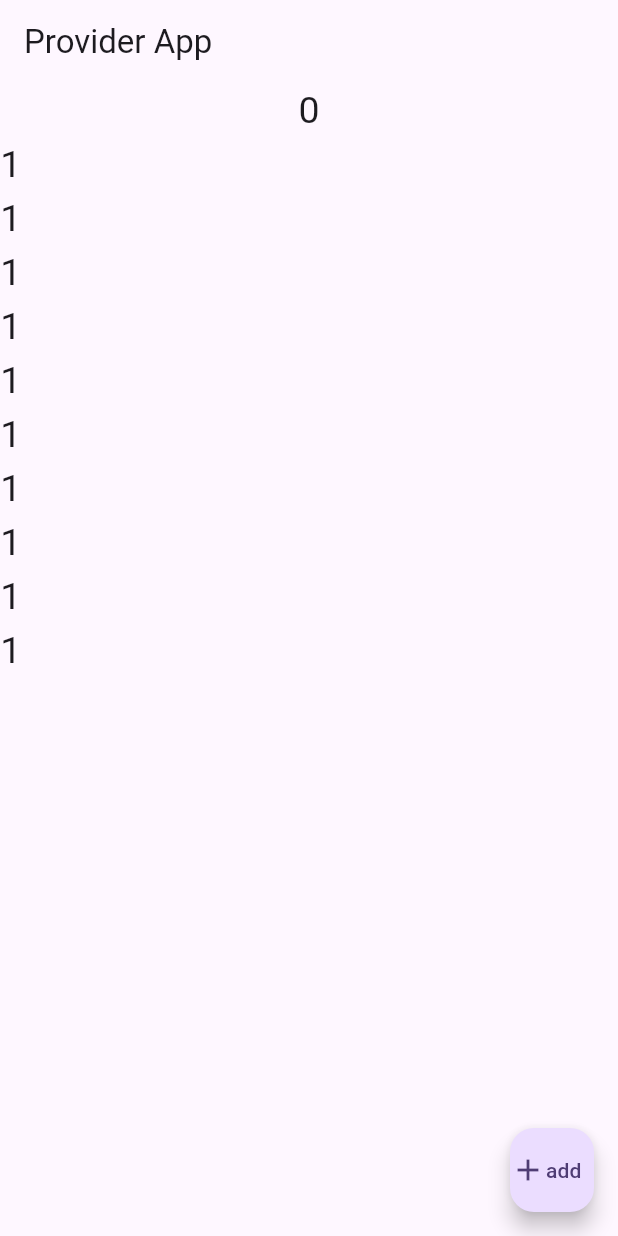
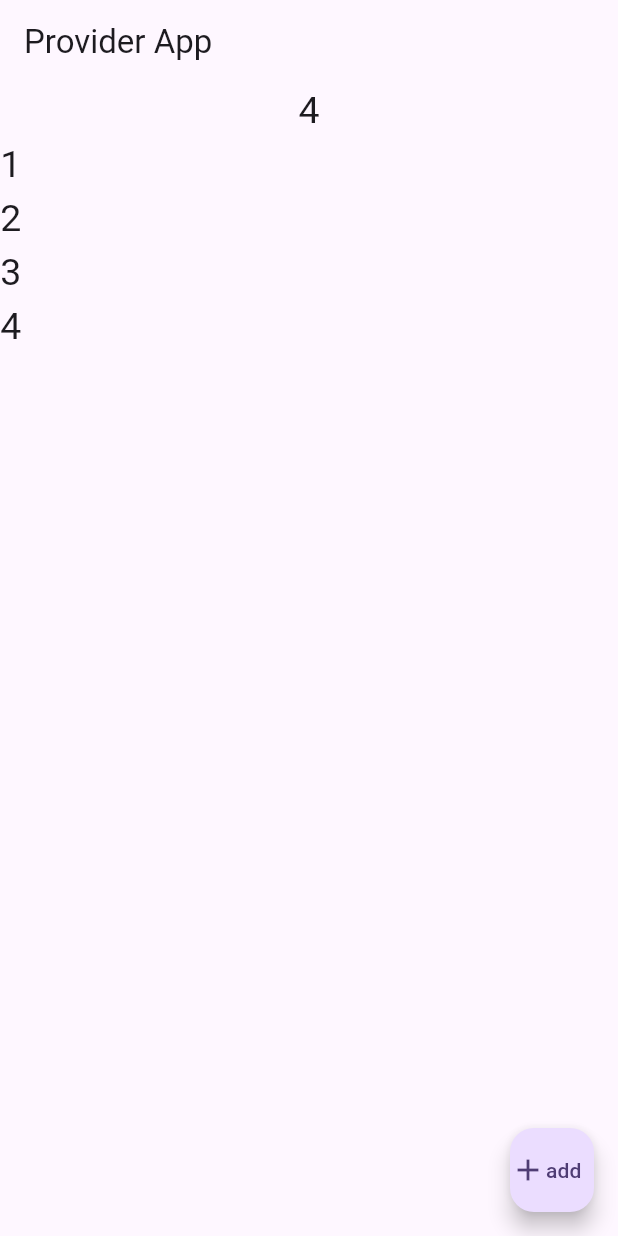
Before and after one commit to Danushan99/daily_flutter, a Flutter app: the screen it shows after launch, on a phone screen of 412 x 824 dp. Run offline on Flutter 3.47's test engine with Material 3 defaults, Android fonts, the phone set to English and light mode, and no system bars; missing offline and left inert: dart:ffi.

Commit message:
base implementation

```diff
--- a/lib/provider.dart
+++ b/lib/provider.dart
@@ -8,12 +8,13 @@ class ProviderHome extends StatefulWidget {
 }
 
 class _ProviderHomeState extends State<ProviderHome> {
+  List<int> num = [1, 2, 3, 4];
   @override
   Widget build(BuildContext context) {
     return Scaffold(
       floatingActionButton: FloatingActionButton(
         onPressed: () {},
-        child: Row(
+        child: const Row(
           children: [
             Icon(Icons.add),
             Text("add"),
@@ -26,13 +27,13 @@ class _ProviderHomeState extends State<ProviderHome> {
       body: SizedBox(
         child: Column(
           children: [
-            const Text("0", style: TextStyle(fontSize: 25)),
+            Text(num.last.toString(), style: TextStyle(fontSize: 25)),
             Expanded(
               child: ListView.builder(
-                itemCount: 10,
+                itemCount: num.length,
                 itemBuilder: (context, index) {
-                  return const Text(
-                    "1",
+                  return Text(
+                    num[index].toString(),
                     style: TextStyle(fontSize: 25),
                   );
                 },
```
